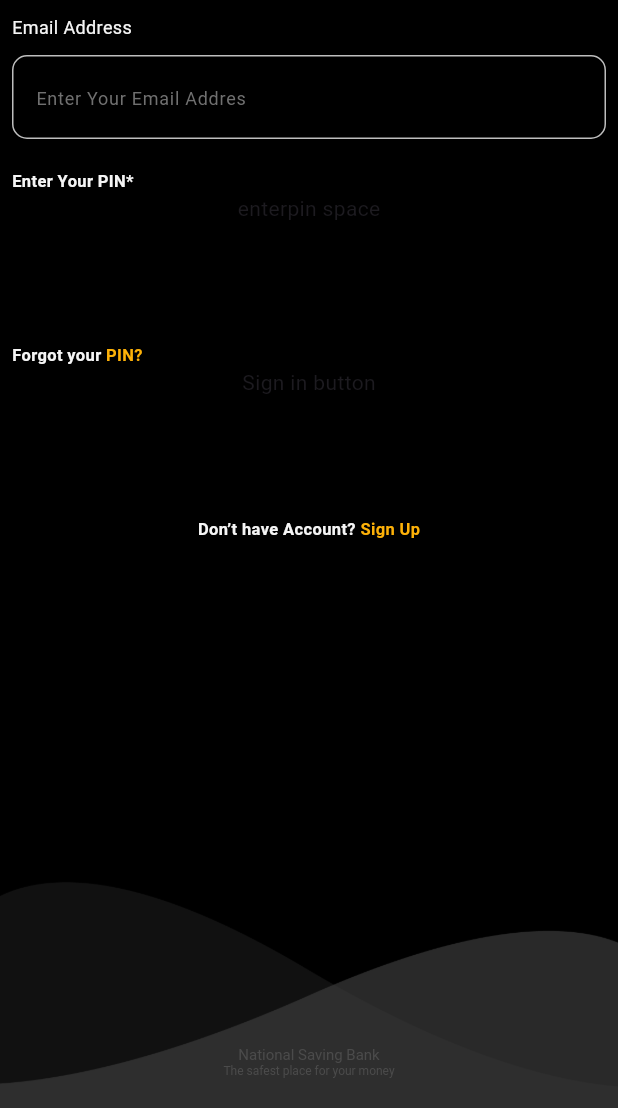
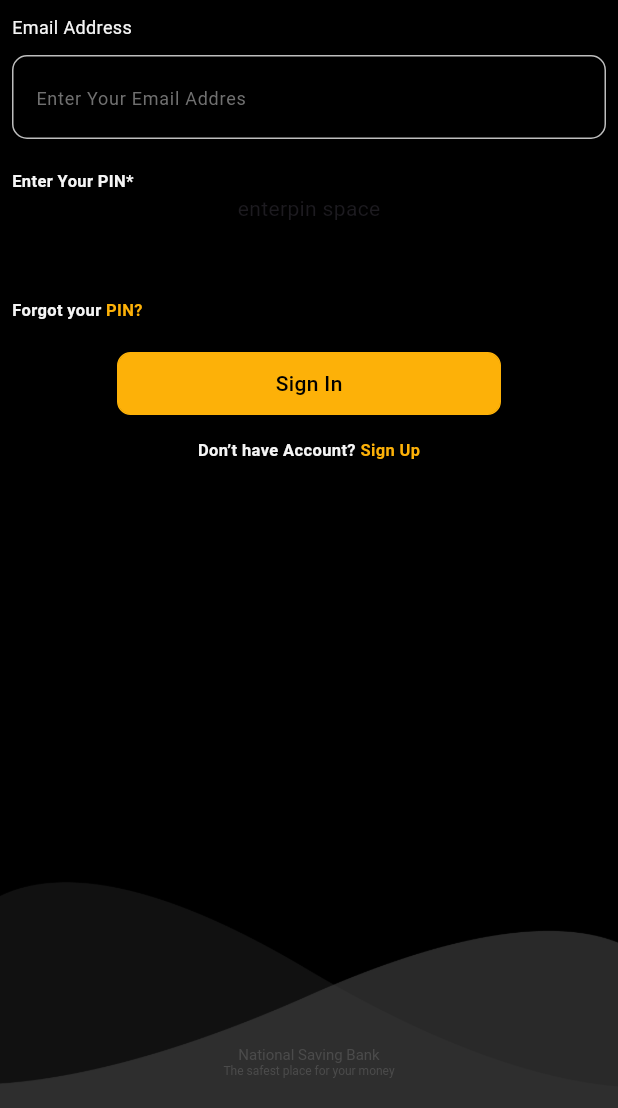
Before and after one commit to RavinduJP/nsb_remit_app, a Flutter app: the screen it shows after launch, on a phone screen of 412 x 824 dp, the part 128-1236 px from its top. Run offline on Flutter 3.47's test engine with Material 3 defaults, Android fonts, the phone set to English and light mode, and no system bars.

Commit message:
create common button

```diff
--- a/lib/screens/auth/login/sign_in_screen.dart
+++ b/lib/screens/auth/login/sign_in_screen.dart
@@ -2,6 +2,7 @@ import 'package:flutter/cupertino.dart';
 import 'package:flutter/material.dart';
 import 'package:flutter/widgets.dart';
 import 'package:nsb_remit/utils/constants/app_colors.dart';
+import 'package:nsb_remit/widgets/common/common_button.dart';
 import 'package:nsb_remit/widgets/common/custom_text_form_field.dart';
 import 'package:nsb_remit/widgets/common/common_text.dart';
 
@@ -43,7 +44,7 @@ class _SignInScreenState extends State<SignInScreen> {
                 // textColor: AppColors.secondary,
               ),
               const SizedBox(
-                height: 100.0,
+                height: 70.0,
                 child: Text('enterpin space'),
               ),
               const Row(
@@ -65,15 +66,28 @@ class _SignInScreenState extends State<SignInScreen> {
                 mainAxisAlignment: MainAxisAlignment.center,
                 children: [
                   SizedBox(
-                    height: 100.0,
-                    child: Text('Sign in button'),
+                    height: 15.0,
+                  ),
+                  CommonButton(
+                    bordercolor: AppColors.secondary,
+                    borderWidth: 1.0,
+                    color: AppColors.secondary,
+                    boxShape: BoxShape.rectangle,
+                    buttonText: 'Sign In',
+                    btnTextColor: AppColors.primary,
+                    btnFontSize: 14.0,
+                    btnFontWeight: FontWeight.w500,
+                  ),
+                  SizedBox(
+                    height: 10.0,
                   ),
                   Row(
                     mainAxisAlignment: MainAxisAlignment.center,
                     children: [
                       CommonText(
                         text: "Don’t have Account? ",
-                          whiteTextSize: 11.0,),
+                        whiteTextSize: 11.0,
+                      ),
                       CommonText(
                         text: 'Sign Up',
                         whiteTextSize: 11.0,
--- /dev/null
+++ b/lib/widgets/common/common_button.dart
@@ -0,0 +1,51 @@
+import 'package:flutter/cupertino.dart';
+
+class CommonButton extends StatelessWidget {
+  const CommonButton({
+    super.key,
+    required this.bordercolor,
+    required this.borderWidth,
+    required this.color,
+    required this.boxShape,
+    required this.buttonText,
+    required this.btnTextColor,
+    required this.btnFontSize,
+    required this.btnFontWeight,
+  });
+
+  final Color bordercolor;
+  final double borderWidth;
+  final Color color;
+  final BoxShape boxShape;
+  final String buttonText;
+  final Color btnTextColor;
+  final double btnFontSize;
+  final FontWeight btnFontWeight;
+
+  @override
+  Widget build(BuildContext context) {
+    return Container(
+      padding: const EdgeInsets.symmetric(vertical: 10.0),
+      margin: const EdgeInsets.symmetric(horizontal: 70.0, vertical: 5.0),
+      decoration: BoxDecoration(
+          border: Border.all(
+            color: bordercolor,
+            width: borderWidth,
+            style: BorderStyle.solid,
+          ),
+          borderRadius: BorderRadius.circular(9.0),
+          color: color,
+          shape: boxShape),
+      child: Center(
+        child: Text(
+          buttonText,
+          style: TextStyle(
+            color: btnTextColor,
+            fontSize: btnFontSize,
+            fontWeight: btnFontWeight,
+          ),
+        ),
+      ),
+    );
+  }
+}
```
Lines whose indentation alone changed are shown as unchanged.
